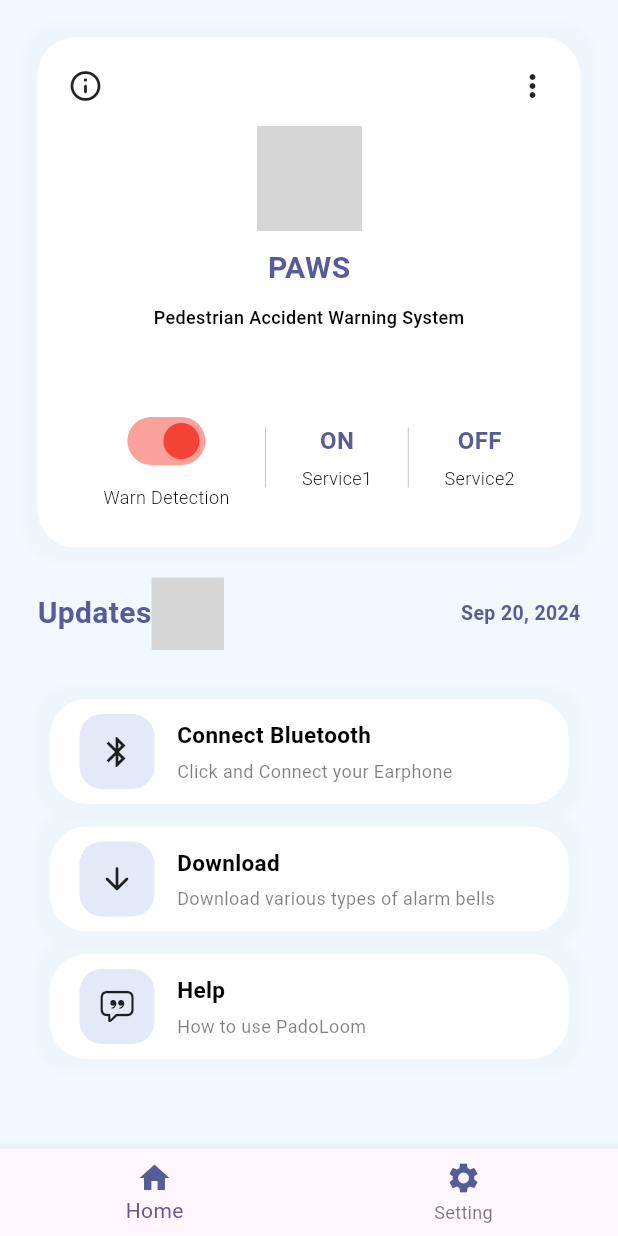
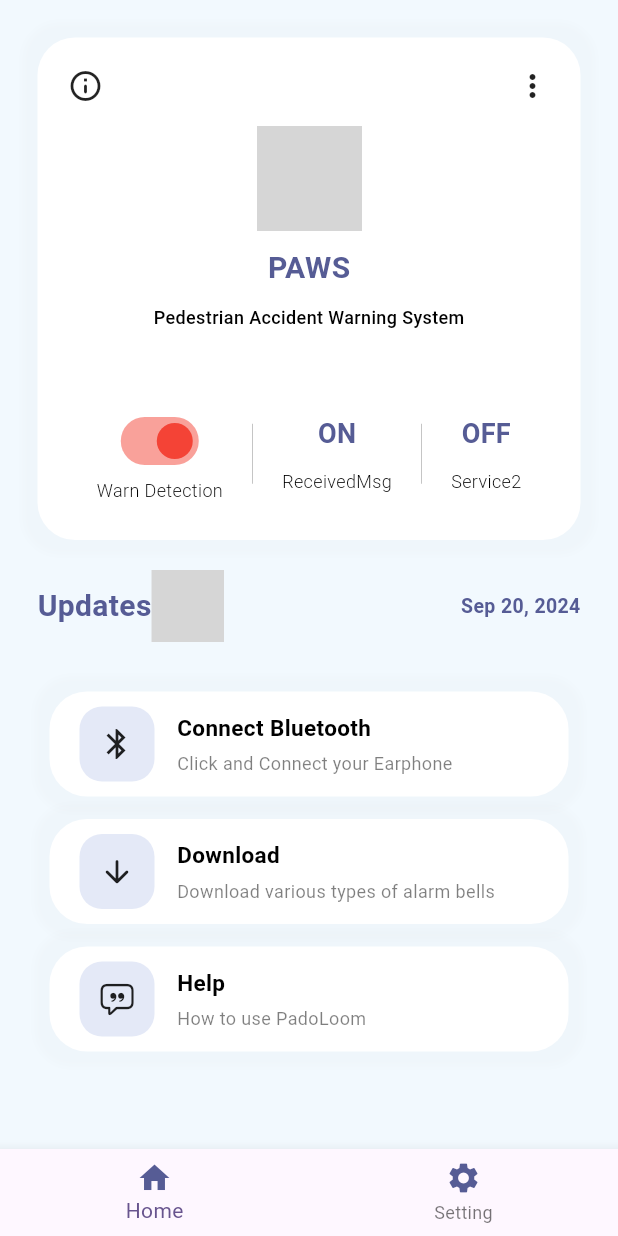
Before and after one commit to PadoLoom/paws_dev, a Flutter app: the screen it shows after launch, on a phone screen of 412 x 824 dp. Run offline on Flutter 3.47's test engine with Material 3 defaults, Android fonts, the phone set to English and light mode, and no system bars; missing offline and left inert: icon_badge; network calls fail; grey boxes are pictures that could not be loaded.

```diff
--- a/lib/main.dart
+++ b/lib/main.dart
@@ -1,5 +1,4 @@
 import 'package:flutter/material.dart';
-
 import 'tab/tab_page.dart';
 
 void main() {
--- a/lib/native_call/euphony_service.dart
+++ /dev/null
@@ -1,24 +0,0 @@
-import 'package:flutter/services.dart';
-import 'dart:developer' as developer;
-
-class EuphonyService {
-  static const platform = MethodChannel('euphony-native');
-
-  Future<void> stopReceiver() async {
-    try {
-      await platform.invokeMethod(
-        'stopReceiver',
-      );
-    } on PlatformException catch (e) {
-      developer.log("Failed to stop transmitter: ${e.message}");
-    }
-  }
-
-  Future<void> startReceiver() async {
-    try {
-      await platform.invokeMethod('startReceiver');
-    } on PlatformException catch (e) {
-      developer.log("Failed to start receiver: ${e.message}");
-    }
-  }
-}
--- a/lib/tab/home/home_page.dart
+++ b/lib/tab/home/home_page.dart
@@ -1,6 +1,5 @@
 import 'package:flutter/material.dart';
 import 'package:flutter/cupertino.dart';
-import 'package:flutter/widgets.dart';
 import 'package:paws_dev/native_call/service_switch.dart';
 import 'package:paws_dev/theme/colors.dart';
 import 'package:icon_badge/icon_badge.dart';
@@ -112,9 +111,6 @@ class _HomePageState extends State<HomePage> {
                       const Column(
                         children: [
                           ServiceSwitch(),
-                          SizedBox(
-                            height: 5,
-                          ),
                           Text(
                             "Warn Detection",
                             style: TextStyle(
@@ -134,15 +130,15 @@ class _HomePageState extends State<HomePage> {
                           Text(
                             "ON",
                             style: TextStyle(
-                                fontSize: 16,
+                                fontSize: 18,
                                 fontWeight: FontWeight.w600,
                                 color: mainFontColor),
                           ),
                           SizedBox(
-                            height: 5,
+                            height: 10,
                           ),
                           Text(
-                            "Service1",
+                            "ReceivedMsg",
                             style: TextStyle(
                                 fontSize: 12,
                                 fontWeight: FontWeight.w300,
@@ -160,12 +156,12 @@ class _HomePageState extends State<HomePage> {
                           Text(
                             "OFF",
                             style: TextStyle(
-                                fontSize: 16,
+                                fontSize: 18,
                                 fontWeight: FontWeight.w600,
                                 color: mainFontColor),
                           ),
                           SizedBox(
-                            height: 5,
+                            height: 10,
                           ),
                           Text(
                             "Service2",
```
Also changed, not shown: lib/native_call/service_switch.dart (+29 -3 lines), 1 other file.
